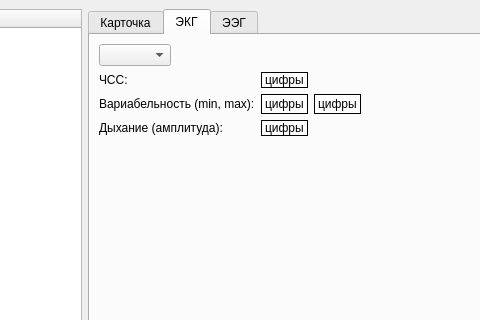
The window that design.ui (egorguslyan/kvantoriada) describes before a commit, drawn with Qt 5; both pictures show x 290 to 770 and y 0 to 320 of the 1102 by 583 pixel window.
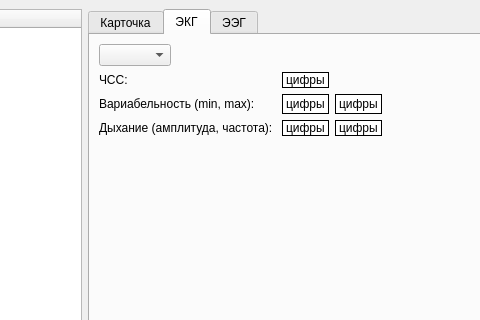
The same window after the commit. The open tabs and pages were chosen to show the change.

Commit message: Update GUI (add breath frequency)

The edit to the form file:
```diff
--- a/design.ui
+++ b/design.ui
@@ -378,7 +378,7 @@
             <item row="2" column="0">
              <widget class="QLabel" name="label_6">
               <property name="text">
-               <string>Дыхание (амплитуда): </string>
+               <string>Дыхание (амплитуда, частота): </string>
               </property>
              </widget>
             </item>
@@ -396,6 +396,20 @@
               </property>
              </widget>
             </item>
+            <item row="2" column="2">
+             <widget class="QLabel" name="breathFreqLabel">
+              <property name="styleSheet">
+               <string notr="true">background-color: rgb(255, 255, 255);
+border-color: rgb(0, 0, 0);</string>
+              </property>
+              <property name="frameShape">
+               <enum>QFrame::Box</enum>
+              </property>
+              <property name="text">
+               <string>цифры</string>
+              </property>
+             </widget>
+            </item>
            </layout>
           </item>
           <item>
```
The commit also changes 3 other files.
